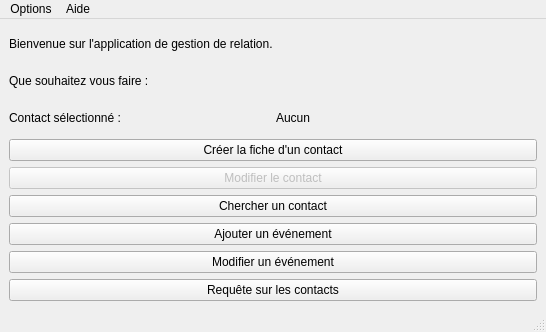
The window that Projet/MainWindow.ui (Dwarron/ProjetCDAA) describes before a commit, drawn with Qt 5.
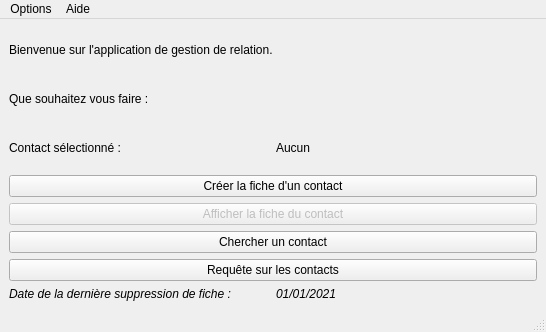
The same window after the commit.

Commit message: Correction des fenêtres + début bdd (chargement et création des contacts)

Patch:
```diff
--- a/Projet/MainWindow.ui
+++ b/Projet/MainWindow.ui
@@ -21,7 +21,7 @@
   </property>
   <widget class="QWidget" name="centralwidget">
    <layout class="QGridLayout" name="gridLayout">
-    <item row="0" column="0">
+    <item row="0" column="0" rowspan="2">
      <layout class="QVBoxLayout" name="verticalLayout_2">
       <item>
        <widget class="QLabel" name="label">
@@ -73,7 +73,7 @@
            <bool>false</bool>
           </property>
           <property name="text">
-           <string>Modifier le contact</string>
+           <string>Afficher la fiche du contact</string>
           </property>
          </widget>
         </item>
@@ -84,20 +84,6 @@
           </property>
          </widget>
         </item>
-        <item>
-         <widget class="QPushButton" name="ButtonAjouterEvenement">
-          <property name="text">
-           <string>Ajouter un événement</string>
-          </property>
-         </widget>
-        </item>
-        <item>
-         <widget class="QPushButton" name="ButtonModifEvent">
-          <property name="text">
-           <string>Modifier un événement</string>
-          </property>
-         </widget>
-        </item>
         <item>
          <widget class="QPushButton" name="ButtonRequete">
           <property name="text">
@@ -105,6 +91,24 @@
           </property>
          </widget>
         </item>
+        <item>
+         <layout class="QHBoxLayout" name="horizontalLayout_2">
+          <item>
+           <widget class="QLabel" name="label_4">
+            <property name="text">
+             <string>&lt;i&gt;Date de la dernière suppression de fiche : &lt;/i&gt;</string>
+            </property>
+           </widget>
+          </item>
+          <item>
+           <widget class="QLabel" name="labelDateSuppression">
+            <property name="text">
+             <string>&lt;i&gt;01/01/2021&lt;/i&gt;</string>
+            </property>
+           </widget>
+          </item>
+         </layout>
+        </item>
        </layout>
       </item>
      </layout>
```
Left out of the diff: 2 changed lines with no effect on the pictures. The commit also changes 97 other files.
